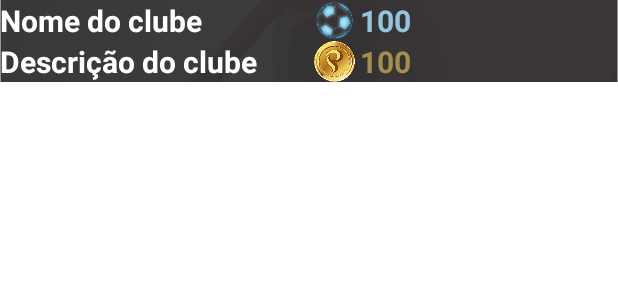
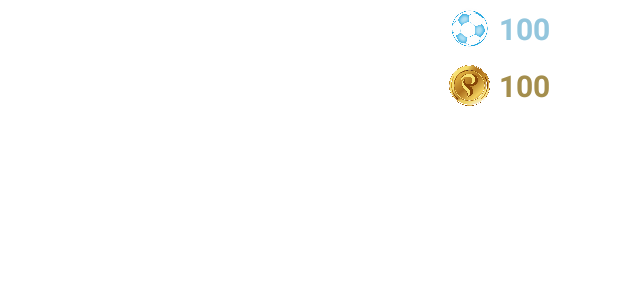
Before and after one commit to ronie-san/pytaco_app, an Android app: the layout lst_clube_item.xml on its own in the app's theme, with its tools: preview values and no code run, on a phone screen of 412 x 824 dp. Shown: the top 300 px of the screen. Run offline under Robolectric (Android 15) with nearby library versions, the phone set to English and light mode, and no system bars.

Commit message:
Implementada lista de clubes. Ajustado layout da lista de clubes. Implementado 'switch' para o tipo de comunicação.

```diff
--- a/app/src/main/java/br/com/enterprise/pytaco/activity/adapter/ClubeItemAdapter.java
+++ b/app/src/main/java/br/com/enterprise/pytaco/activity/adapter/ClubeItemAdapter.java
@@ -48,7 +48,8 @@ public class ClubeItemAdapter extends BaseAdapter {
         lblDescricao.setText(clube.getDescricao());
 
         TextView lblQtdPytaco = view.findViewById(R.id.clube_item_lblQtdPytaco);
-        lblQtdPytaco.setText(clube.getQtdPytaco().toString());
+//        lblQtdPytaco.setText(clube.getQtdPytaco().toString());
+        lblQtdPytaco.setText("0");
 
         TextView lblQtdFicha = view.findViewById(R.id.clube_item_lblQtdFicha);
         lblQtdFicha.setText(clube.getQtdFicha().toString());
--- a/app/src/main/res/layout/lst_clube_item.xml
+++ b/app/src/main/res/layout/lst_clube_item.xml
@@ -3,15 +3,15 @@
     android:layout_width="match_parent"
     android:layout_height="wrap_content">
 
-    <ImageView
-        android:layout_width="0dp"
-        android:layout_height="0dp"
-        android:layout_alignStart="@+id/clube_item_pnlCorpo"
-        android:layout_alignTop="@+id/clube_item_pnlCorpo"
-        android:layout_alignEnd="@+id/clube_item_pnlCorpo"
-        android:layout_alignBottom="@+id/clube_item_pnlCorpo"
-        android:scaleType="centerCrop"
-        android:src="@drawable/backgroud_clube" />
+<!--    <ImageView-->
+<!--        android:layout_width="0dp"-->
+<!--        android:layout_height="0dp"-->
+<!--        android:layout_alignStart="@+id/clube_item_pnlCorpo"-->
+<!--        android:layout_alignTop="@+id/clube_item_pnlCorpo"-->
+<!--        android:layout_alignEnd="@+id/clube_item_pnlCorpo"-->
+<!--        android:layout_alignBottom="@+id/clube_item_pnlCorpo"-->
+<!--        android:scaleType="centerCrop"-->
+<!--        android:src="@drawable/backgroud_clube" />-->
 
 
     <LinearLayout
@@ -25,16 +25,18 @@
         <LinearLayout
             android:layout_width="0dp"
             android:layout_height="wrap_content"
-            android:layout_weight="50"
+            android:layout_weight="70"
             android:orientation="vertical">
 
             <TextView
+                android:padding="5dp"
                 android:id="@+id/clube_item_lblNome"
                 style="@style/label_login"
                 android:text="Nome do clube"
                 android:textSize="9pt" />
 
             <TextView
+                android:padding="5dp"
                 android:id="@+id/clube_item_lblDescricao"
                 style="@style/label_login"
                 android:text="Descrição do clube"
@@ -45,21 +47,21 @@
         <LinearLayout
             android:layout_width="0dp"
             android:layout_height="wrap_content"
-            android:layout_weight="50"
+            android:layout_weight="30"
             android:orientation="vertical"
             android:weightSum="100">
 
 
             <LinearLayout
+                android:padding="5dp"
                 android:layout_width="match_parent"
                 android:layout_height="match_parent"
-                android:layout_weight="50"
                 android:orientation="horizontal">
 
                 <ImageView
                     android:layout_width="0dp"
                     android:layout_height="match_parent"
-                    android:layout_weight="20"
+                    android:layout_weight="50"
                     android:adjustViewBounds="true"
                     android:scaleType="centerInside"
                     android:src="@drawable/bola_pytaco" />
@@ -67,7 +69,7 @@
                 <TextView
                     android:id="@+id/clube_item_lblQtdPytaco"
                     style="@style/label_login"
-                    android:layout_weight="80"
+                    android:layout_weight="50"
                     android:text="100"
                     android:textColor="@color/pytaco"
                     android:textSize="9pt" />
@@ -75,15 +77,15 @@
 
 
             <LinearLayout
+                android:padding="5dp"
                 android:layout_width="match_parent"
                 android:layout_height="match_parent"
-                android:layout_weight="50"
                 android:orientation="horizontal">
 
                 <ImageView
                     android:layout_width="0dp"
                     android:layout_height="match_parent"
-                    android:layout_weight="20"
+                    android:layout_weight="50"
                     android:adjustViewBounds="true"
                     android:scaleType="centerInside"
                     android:src="@drawable/ficha_pytaco" />
@@ -91,7 +93,7 @@
                 <TextView
                     android:id="@+id/clube_item_lblQtdFicha"
                     style="@style/label_login"
-                    android:layout_weight="80"
+                    android:layout_weight="50"
                     android:text="100"
                     android:textColor="@color/ficha"
                     android:textSize="9pt" />
```
Also changed, not shown: app/src/main/java/br/com/enterprise/pytaco/activity/MainActivity.java (+97 -7 lines), app/src/main/res/layout/activity_login.xml (+5 -3 lines), app/src/main/res/layout/activity_main.xml (+10 -3 lines).
